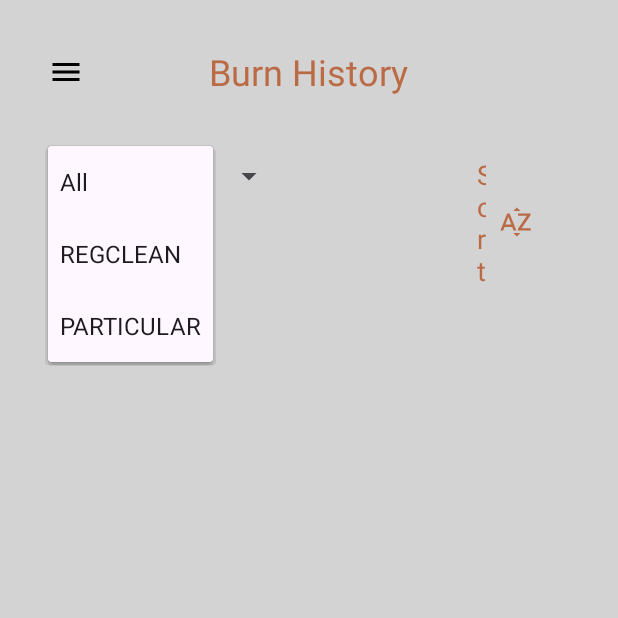
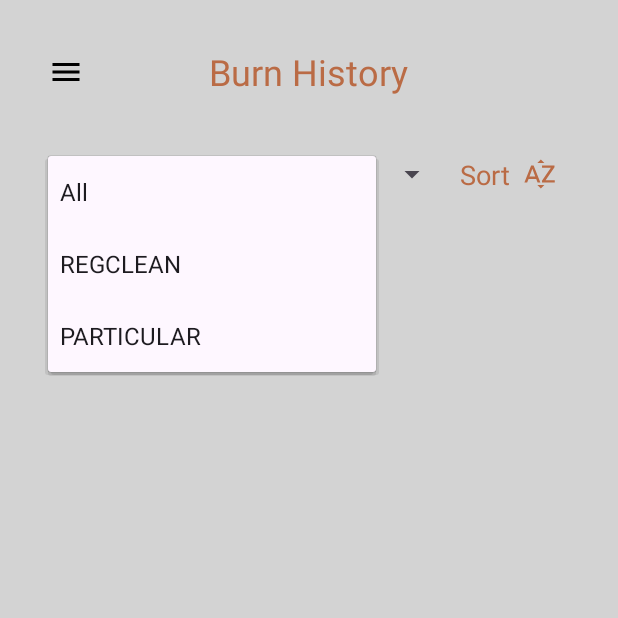
Before and after one commit to AAVANDRE10/ChamaSeguraAPP, an Android app: the fragment_burn_history screen opened through its navigation route, after a tap on "All", on a phone screen of 412 x 824 dp, the top half of it. Run offline under Robolectric (Android 15) with nearby library versions, the phone set to English and light mode, and no system bars; our stand-ins replace navigation-ui; network calls fail; pictures from the network do not load.

Commit message:
resolve bugg fragment_burn_history.xml sort button

```diff
--- a/app/src/main/res/layout/fragment_burn_history.xml
+++ b/app/src/main/res/layout/fragment_burn_history.xml
@@ -31,45 +31,42 @@
             android:textSize="24sp"
             android:textColor="@color/light_orange"
             android:layout_centerInParent="true"/>
-
     </RelativeLayout>
 
     <LinearLayout
         android:layout_width="match_parent"
         android:layout_height="wrap_content"
+        android:orientation="horizontal"
+        android:gravity="center_vertical"
+        android:layout_marginBottom="8dp"
         android:layout_marginStart="16dp"
-        android:layout_marginEnd="16dp"
-        android:layout_marginBottom="8dp"
-        android:gravity="end"
-        android:orientation="horizontal">
+        android:layout_marginEnd="16dp">
 
         <Spinner
             android:id="@+id/spinnerType"
-            android:layout_width="wrap_content"
-            android:layout_height="40dp"
-            android:layout_marginRight="120dp"
+            android:layout_width="0dp"
+            android:layout_height="wrap_content"
+            android:layout_weight="1"
             android:entries="@array/burn_types" />
 
         <TextView
             android:id="@+id/sort_button"
             android:layout_width="wrap_content"
             android:layout_height="wrap_content"
-            android:layout_marginEnd="16dp"
-            android:background="?attr/selectableItemBackgroundBorderless"
-            android:clickable="true"
+            android:text="Sort"
+            android:textSize="18sp"
             android:drawableEnd="@drawable/baseline_sort_by_alpha_24"
             android:drawablePadding="8dp"
+            android:textColor="@color/light_orange"
+            android:clickable="true"
             android:focusable="true"
-            android:padding="8dp"
-            android:text="Sort"
-            android:textColor="@color/light_orange"
-            android:textSize="18sp" />
+            android:background="?attr/selectableItemBackgroundBorderless"
+            android:padding="8dp"/>
     </LinearLayout>
 
     <androidx.recyclerview.widget.RecyclerView
         android:id="@+id/recycler_view_burn_history"
         android:layout_width="match_parent"
         android:layout_height="match_parent"
-        android:layout_marginTop="8dp"
-        android:padding="16dp"/>
+        android:layout_marginTop="8dp"/>
 </LinearLayout>
--- a/app/src/main/res/menu/side_menu.xml
+++ b/app/src/main/res/menu/side_menu.xml
@@ -30,7 +30,7 @@
         <menu>
             <item
                 android:id="@+id/nav_logout"
-                android:title="logout"/>
+                android:title="@string/logout"/>
         </menu>
     </item>
 </menu>
--- a/app/src/main/res/values/strings.xml
+++ b/app/src/main/res/values/strings.xml
@@ -20,4 +20,6 @@
         <item>PARTICULAR</item>
     </string-array>
     <string name="title_activity_maps">MapsActivity</string>
+    <string name="logout">Log Out</string>
+
 </resources>
```
Also changed, not shown: 1 other file.
